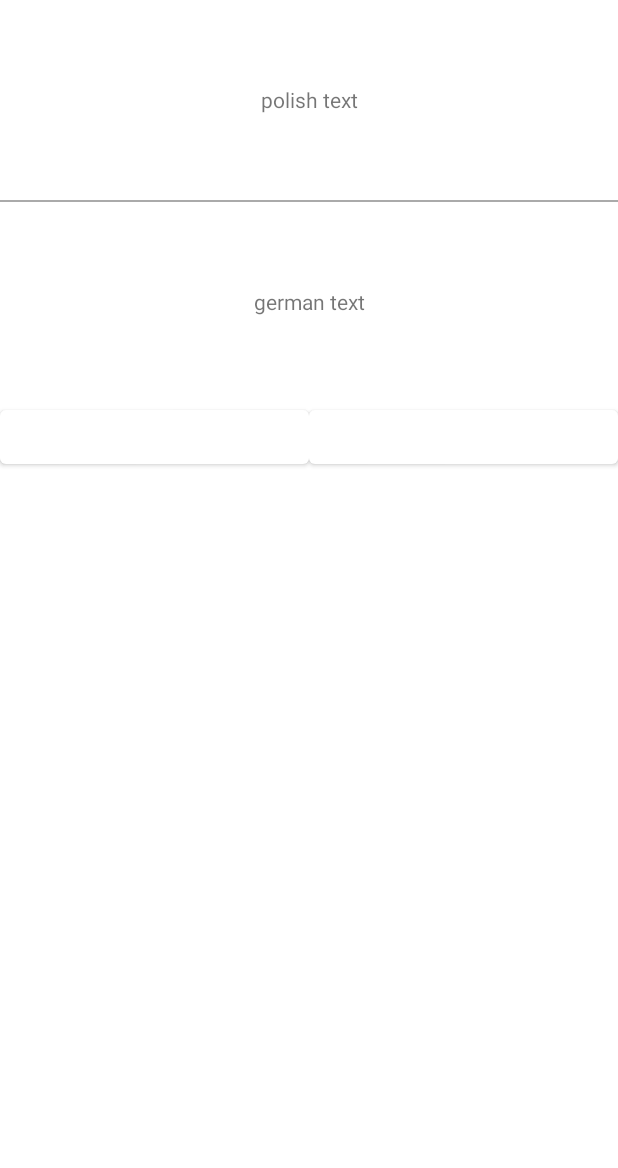
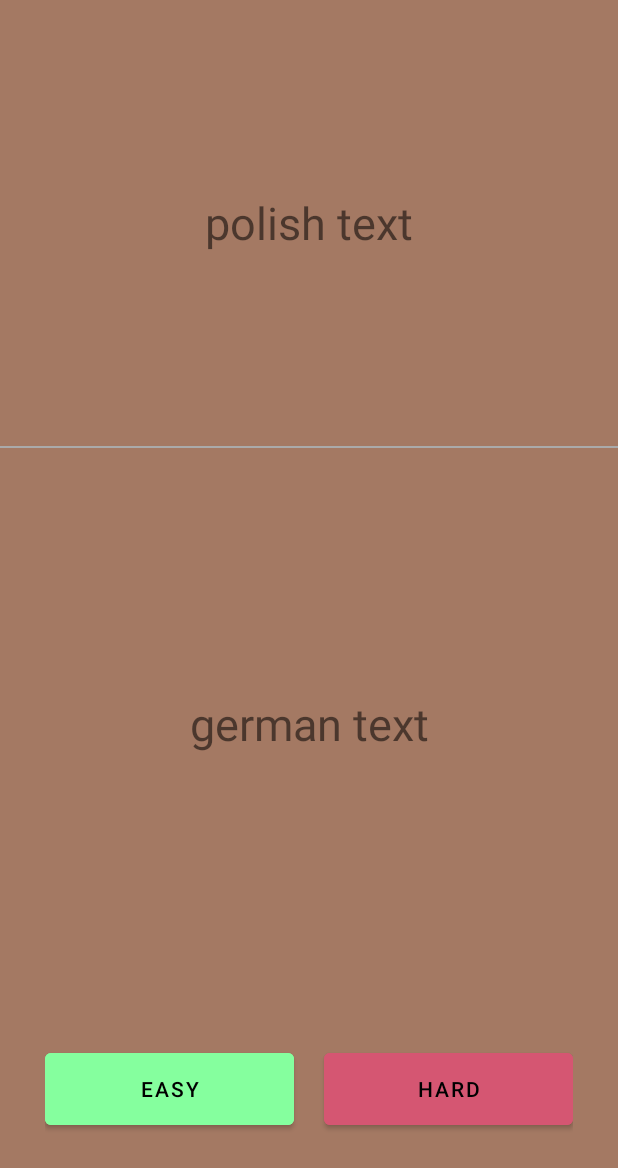
Before and after one commit to kamieen03/worter-mobile, an Android app: the layout activity_review.xml on its own in the app's theme, with its tools: preview values and no code run, on a phone screen of 412 x 824 dp. Shown: the top 1168 px of the screen. Run offline under Robolectric (Android 15) with nearby library versions, the phone set to English and light mode, and no system bars; network calls fail.

Commit message:
Add basic review activity layout

```diff
--- a/app/src/main/java/com/worter/ReviewActivity.kt
+++ b/app/src/main/java/com/worter/ReviewActivity.kt
@@ -7,6 +7,8 @@ class ReviewActivity : AppCompatActivity() {
     override fun onCreate(savedInstanceState: Bundle?) {
         super.onCreate(savedInstanceState)
         setContentView(R.layout.activity_review)
+        supportActionBar?.hide()
+
         val b = this.intent.extras
         val mode = b!!.getString("mode")
     }
--- a/app/src/main/res/layout/activity_review.xml
+++ b/app/src/main/res/layout/activity_review.xml
@@ -1,17 +1,19 @@
 <?xml version="1.0" encoding="utf-8"?>
 <LinearLayout xmlns:android="http://schemas.android.com/apk/res/android"
     xmlns:app="http://schemas.android.com/apk/res-auto"
+    xmlns:tools="http://schemas.android.com/tools"
     android:layout_width="match_parent"
     android:layout_height="match_parent"
-    android:orientation="vertical">
+    android:orientation="vertical"
+    android:background="@color/cafe_au_lait">
 
     <TextView
         android:id="@+id/worter_polish_text"
         android:layout_width="match_parent"
-        android:layout_height="wrap_content"
+        android:layout_height="630dp"
         android:layout_weight="1"
-        android:height="400dp"
         android:gravity="center"
+        android:textSize="30sp"
         android:text="polish text" />
 
     <View
@@ -23,16 +25,19 @@
     <TextView
         android:id="@+id/worter_german_text"
         android:layout_width="match_parent"
-        android:layout_height="wrap_content"
+        android:layout_height="700dp"
         android:layout_weight="1"
-        android:height="400dp"
         android:gravity="center"
+        android:textSize="30sp"
         android:text="german text" />
 
     <LinearLayout
         android:layout_width="match_parent"
         android:layout_height="match_parent"
-        android:layout_weight="1"
+        android:layout_weight="2"
+        android:layout_marginTop="30dp"
+        android:layout_marginEnd="30dp"
+        android:layout_marginStart="30dp"
         android:orientation="horizontal">
 
         <Button
@@ -40,13 +45,23 @@
             android:layout_width="wrap_content"
             android:layout_height="wrap_content"
             android:layout_weight="1"
-            android:text="Button" />
+            android:layout_marginEnd="10dp"
+            android:height="60dp"
+            android:text="@string/easy"
+            android:textColor="@color/black"
+            android:backgroundTint="@color/mint_green"
+            tools:ignore="ButtonStyle,NestedWeights" />
 
         <Button
             android:id="@+id/wort_hard_button"
             android:layout_width="wrap_content"
             android:layout_height="wrap_content"
             android:layout_weight="1"
-            android:text="Button" />
+            android:layout_marginStart="10dp"
+            android:height="60dp"
+            android:text="@string/hard"
+            android:textColor="@color/black"
+            android:backgroundTint="@color/cinamon_satin"
+            tools:ignore="ButtonStyle" />
     </LinearLayout>
 </LinearLayout>
--- a/app/src/main/res/values/colors.xml
+++ b/app/src/main/res/values/colors.xml
@@ -21,4 +21,6 @@
     <color name="caput_mortuum">#FF5A352A</color>
     <color name="chinese_red">#FFA33B20</color>
     <color name="cafe_au_lait">#FFA47963</color>
+    <color name="mint_green">#FF85FF9E</color>
+    <color name="cinamon_satin">#FFD55672</color>
 </resources>
--- a/app/src/main/res/values/strings.xml
+++ b/app/src/main/res/values/strings.xml
@@ -6,4 +6,6 @@
     <string name="dummy_content">DUMMY\nCONTENT</string>
     <string name="consecutive">CONSECUTIVE</string>
     <string name="random">RANDOM</string>
+    <string name="hard">Hard</string>
+    <string name="easy">Easy</string>
 </resources>
```
